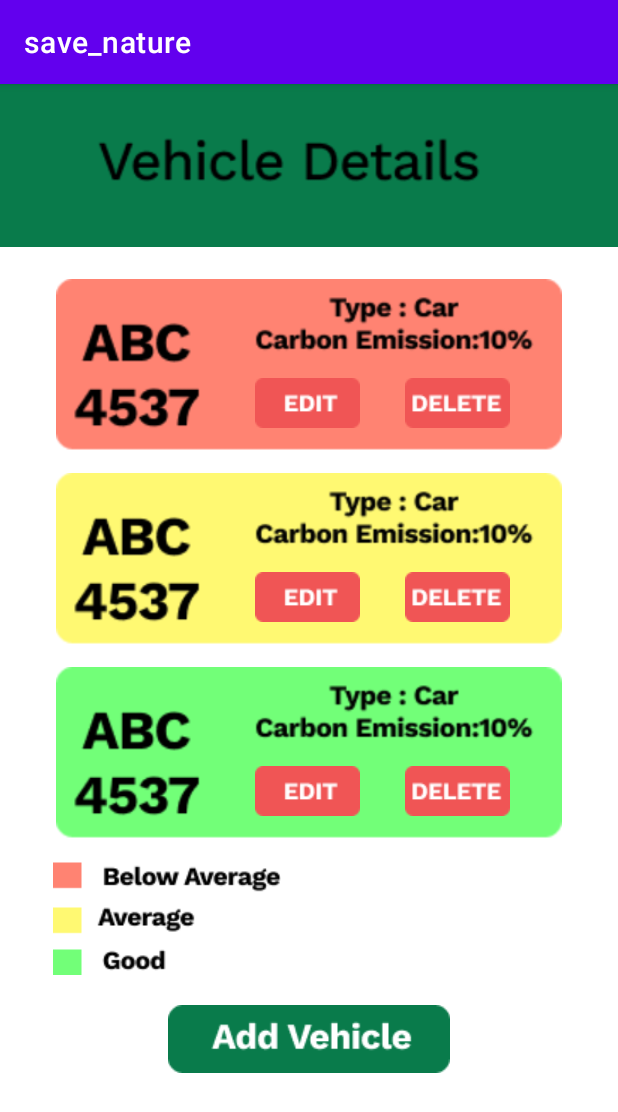
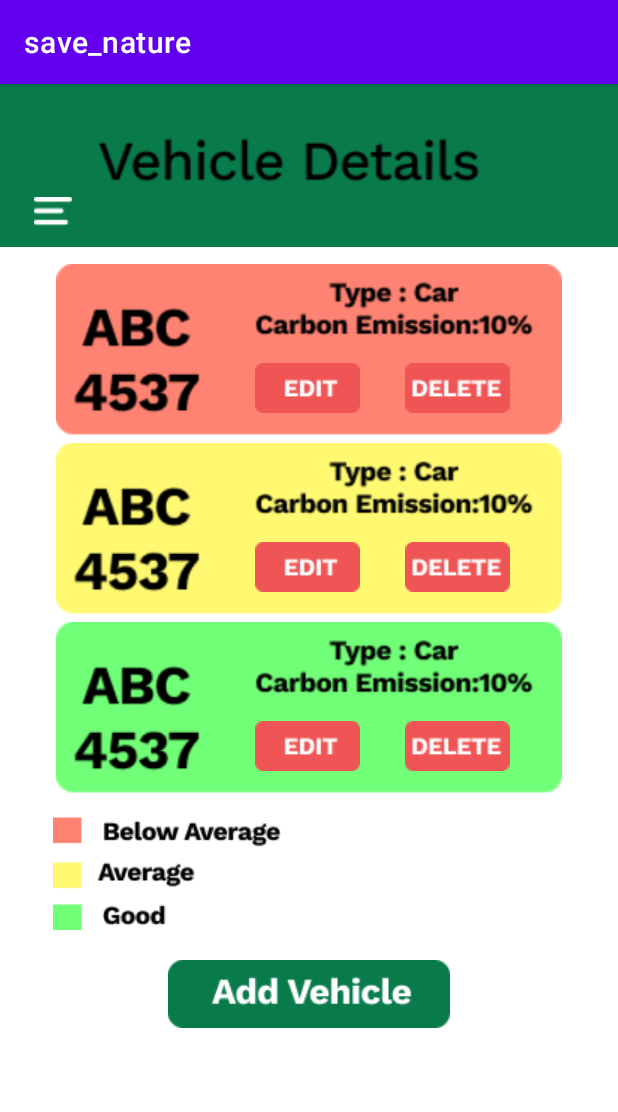
Before and after one commit to IT20002206/UEE, an Android app: the Vehicle screen opened directly, with no data from a screen before it, on a phone screen of 412 x 824 dp. Shown: the top 1112 px of the screen. Run offline under Robolectric (Android 15) with nearby library versions, the light colour scheme and no system bars.

Commit message:
News and Vehicle page prototype added

```diff
--- a/app/src/main/java/com/example/myapplication/Vehicle.java
+++ b/app/src/main/java/com/example/myapplication/Vehicle.java
@@ -2,13 +2,40 @@ package com.example.myapplication;
 
 import androidx.appcompat.app.AppCompatActivity;
 
+import android.content.Intent;
 import android.os.Bundle;
+import android.view.View;
+import android.widget.ImageButton;
 
 public class Vehicle extends AppCompatActivity {
+
+    ImageButton Vehicle_btn;
+    ImageButton Add_vehicle;
 
     @Override
     protected void onCreate(Bundle savedInstanceState) {
         super.onCreate(savedInstanceState);
         setContentView(R.layout.activity_vehicle);
+
+        Vehicle_btn = (ImageButton) findViewById(R.id.imageButton52);
+
+        Vehicle_btn.setOnClickListener(new View.OnClickListener() {
+            @Override
+            public void onClick(View view) {
+                Intent intentLoadNewActivity = new Intent(Vehicle.this, Burger_Menu.class);
+                startActivity(intentLoadNewActivity);
+            }
+        });
+
+        Add_vehicle = (ImageButton) findViewById(R.id.imageButton33);
+
+        Add_vehicle.setOnClickListener(new View.OnClickListener() {
+            @Override
+            public void onClick(View view) {
+                Intent intentLoadNewActivity = new Intent(Vehicle.this, Add_vehicle.class);
+                startActivity(intentLoadNewActivity);
+            }
+        });
+
     }
 }
--- a/app/src/main/res/layout/activity_add_news.xml
+++ b/app/src/main/res/layout/activity_add_news.xml
@@ -4,7 +4,8 @@
     xmlns:tools="http://schemas.android.com/tools"
     android:layout_width="match_parent"
     android:layout_height="match_parent"
-    tools:context=".Add_news">
+    tools:context=".Add_news"
+    android:background="@color/loght_blue">
 
     <ImageButton
         android:id="@+id/imageButton39"
--- a/app/src/main/res/layout/activity_add_vehicle.xml
+++ b/app/src/main/res/layout/activity_add_vehicle.xml
@@ -4,7 +4,8 @@
     xmlns:tools="http://schemas.android.com/tools"
     android:layout_width="match_parent"
     android:layout_height="match_parent"
-    tools:context=".Add_vehicle">
+    tools:context=".Add_vehicle"
+    >
 
     <ImageView
         android:id="@+id/imageView2"
--- a/app/src/main/res/layout/activity_vehicle.xml
+++ b/app/src/main/res/layout/activity_vehicle.xml
@@ -25,11 +25,24 @@
             android:background="@null"
             app:srcCompat="@drawable/vehicle_details" />
 
+        <ImageButton
+            android:id="@+id/imageButton52"
+            android:layout_width="30dp"
+            android:layout_height="30dp"
+            app:srcCompat="@drawable/burger_menu"
+            android:layout_marginTop="-60dp"
+            android:background="@null"
+            android:layout_marginStart="20dp"
+
+            />
+
         <ImageView
             android:id="@+id/imageView3"
             android:layout_width="match_parent"
             android:layout_height="126dp"
-            app:srcCompat="@drawable/vehicle_orange" />
+            app:srcCompat="@drawable/vehicle_orange"
+            android:layout_marginTop="20dp"
+            />
 
         <ImageButton
             android:id="@+id/imageButton12"
@@ -53,7 +66,7 @@
             android:id="@+id/imageView5"
             android:layout_width="match_parent"
             android:layout_height="126dp"
-            android:layout_marginTop="30dp"
+            android:layout_marginTop="20dp"
             app:srcCompat="@drawable/vehicle_yello" />
 
         <ImageButton
@@ -78,7 +91,7 @@
             android:id="@+id/imageView6"
             android:layout_width="match_parent"
             android:layout_height="126dp"
-            android:layout_marginTop="30dp"
+            android:layout_marginTop="20dp"
             app:srcCompat="@drawable/vehicle_green" />
 
         <ImageButton
```
Also changed, not shown: app/src/main/java/com/example/myapplication/Add_news.java (+25 -0 lines), app/src/main/java/com/example/myapplication/Add_vehicle.java (+27 -0 lines).
